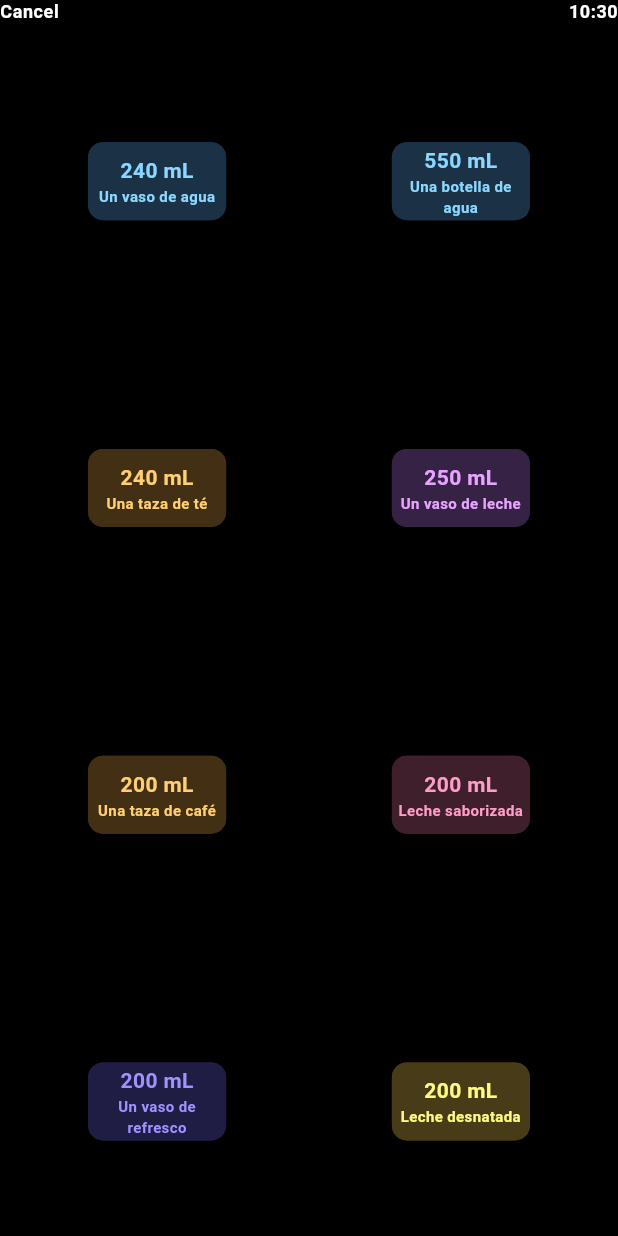
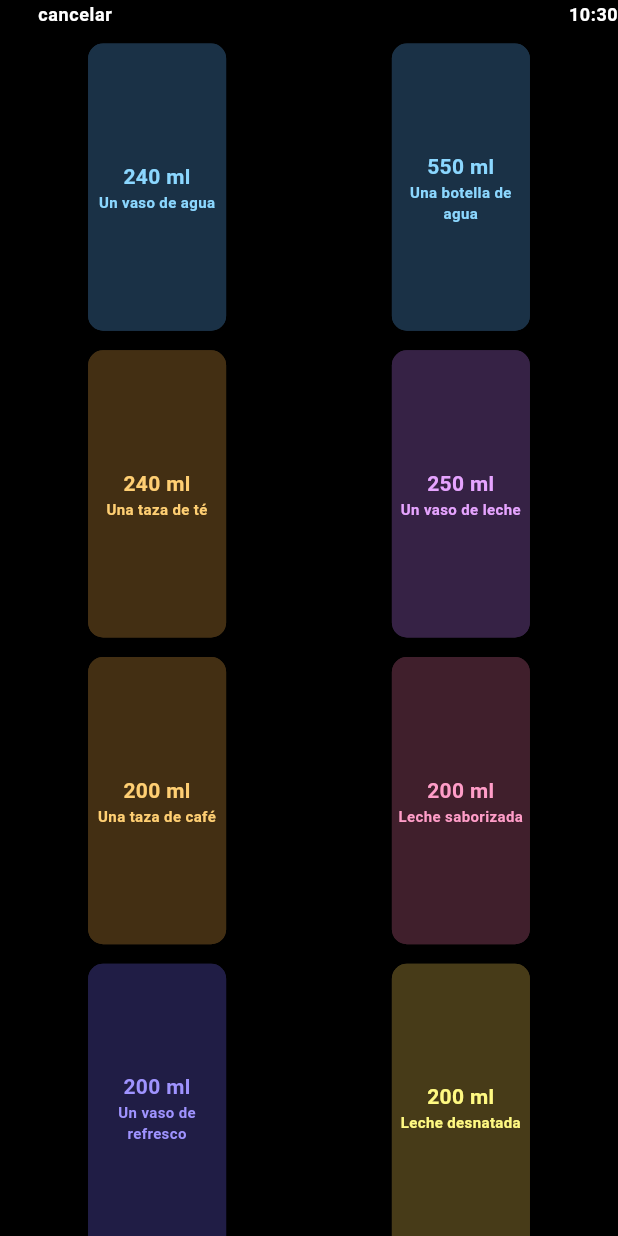
Before and after one commit to MarianaSanchezGonzalez03/water_counter_app, a Flutter app: the screen it shows after launch, after a tap on "Registrar", on a phone screen of 412 x 824 dp. Run offline on Flutter 3.47's test engine with Material 2 defaults, Android fonts, the phone set to English and light mode, and no system bars.

Commit message:
funcionalidad de la app

```diff
--- a/lib/assets/interval_progress_bar.dart
+++ b/lib/assets/interval_progress_bar.dart
@@ -1,7 +1,7 @@
 import 'package:flutter/material.dart';
 
 class IntervalProgressBar extends StatefulWidget {
-  final int value; //Define el valor del agua
+  final double value; //Define el valor del agua
 
   const IntervalProgressBar({Key? key, required this.value}) : super(key: key);
 
@@ -10,6 +10,7 @@ class IntervalProgressBar extends StatefulWidget {
 }
 
 class _IntervalProgressBarState extends State<IntervalProgressBar> {
+  double get value=>widget.value;
    List<Color> darkColors=[
         const Color.fromARGB(255, 22, 45, 67),
         const Color.fromARGB(255, 28, 55, 53),
@@ -49,10 +50,19 @@ class _IntervalProgressBarState extends State<IntervalProgressBar> {
     );
   }
   Widget _bar(){
-    List <Color> actualColors;
+    List <Color> actualColors=[];
     if(widget.value == 0){
       actualColors=darkColors;
     }else{
+      for (int i = 0; i < brightColors.length; i++) {
+        if(10/value <= i.toDouble()){
+          actualColors.add(brightColors[i]);
+        }else{
+          actualColors.add(darkColors[i]);
+        }
+      }
+    }
+    if(value >= 5){
       actualColors=brightColors;
     }
     return Column(
@@ -100,12 +110,14 @@ class _IntervalProgressBarState extends State<IntervalProgressBar> {
   }
   Widget _label(){
     return Column(
+      crossAxisAlignment: CrossAxisAlignment.center,
+      mainAxisAlignment: MainAxisAlignment.center,
       children: [
         const SizedBox(
           height: 30,
         ),
         Text(
-          '1.0',
+          '${value >= 5 ? 5 : value.toStringAsFixed(1)}',
           style: Theme.of(context).textTheme.headlineSmall,
         ),
       ],
--- a/lib/main.dart
+++ b/lib/main.dart
@@ -44,7 +44,7 @@ class MyApp extends StatelessWidget {
         ),
         useMaterial3: true,
       ),
-      home: const StartScreen(),
+      home: const StartScreen(hidratacion: 0,valueWater: 0,),
     );
   }
 }
--- a/lib/screens/drinks_screen.dart
+++ b/lib/screens/drinks_screen.dart
@@ -1,18 +1,22 @@
 import 'package:flutter/material.dart';
 import 'package:intl/intl.dart';
+import 'package:water_counter_app/screens/start_screen.dart';
+
 
 class DrinksScreen extends StatelessWidget{
-   DrinksScreen({Key? key}): super(key: key);
-
+   final double hidratacion;
+  final int valueWater;
+   DrinksScreen({Key? key, required this.hidratacion, required this.valueWater}) : super(key: key);
   final List<dynamic> typesOfDrinks = [
-    ['240 mL', 'Un vaso de agua',     const Color.fromARGB(255, 26, 49, 70), const Color.fromARGB(255, 139, 215, 255)],
-    ['550 mL', 'Una botella de agua', const Color.fromARGB(255, 26, 49, 70), const Color.fromARGB(255, 139, 215, 255)],
-    ['240 mL', 'Una taza de té',      const Color.fromARGB(255, 67, 47, 19), const Color.fromARGB(255, 255, 207, 115)],
-    ['250 mL', 'Un vaso de leche',    const Color.fromARGB(255, 54, 34, 69), const Color.fromARGB(255, 230, 164, 255)],
-    ['200 mL', 'Una taza de café',    const Color.fromARGB(255, 67, 47, 19), const Color.fromARGB(255, 255, 207, 115)],
-    ['200 mL', 'Leche saborizada',    const Color.fromARGB(255, 64, 31, 44), const Color.fromARGB(255, 255, 157, 200)],
-    ['200 mL', 'Un vaso de refresco', const Color.fromARGB(255, 32, 29, 69), const Color.fromARGB(255, 159, 147, 255)],
-    ['200 mL', 'Leche desnatada',     const Color.fromARGB(255, 71, 59, 24), const Color.fromARGB(255, 255, 249, 130)],
+    //water, title, background, color, hidratacion
+    [240, 'Un vaso de agua',     const Color.fromARGB(255, 26, 49, 70), const Color.fromARGB(255, 139, 215, 255), .5],
+    [550, 'Una botella de agua', const Color.fromARGB(255, 26, 49, 70), const Color.fromARGB(255, 139, 215, 255), 1],
+    [240, 'Una taza de té',      const Color.fromARGB(255, 67, 47, 19), const Color.fromARGB(255, 255, 207, 115), .5],
+    [250, 'Un vaso de leche',    const Color.fromARGB(255, 54, 34, 69), const Color.fromARGB(255, 230, 164, 255), .7],
+    [200, 'Una taza de café',    const Color.fromARGB(255, 67, 47, 19), const Color.fromARGB(255, 255, 207, 115), .2],
+    [200, 'Leche saborizada',    const Color.fromARGB(255, 64, 31, 44), const Color.fromARGB(255, 255, 157, 200), .5],
+    [200, 'Un vaso de refresco', const Color.fromARGB(255, 32, 29, 69), const Color.fromARGB(255, 159, 147, 255), .2],
+    [200, 'Leche desnatada',     const Color.fromARGB(255, 71, 59, 24), const Color.fromARGB(255, 255, 249, 130), .3],
   ];
 
 
@@ -20,23 +24,28 @@ class DrinksScreen extends StatelessWidget{
   Widget build(BuildContext context){
     return Scaffold(
       appBar: AppBar(
-        toolbarHeight: 16.0,
+        toolbarHeight: 20,
         leadingWidth: 100,
-        leading: GestureDetector(
-          onTap: () {
-            Navigator.pop(context);
-           },
-          child: Text(
-            'Cancel',
-            style: Theme.of(context).textTheme.bodySmall,
+         leading: ElevatedButton(
+          style: ElevatedButton.styleFrom(
+            backgroundColor: const Color.fromARGB(0, 0, 0, 0),
           ),
-           ),
+            onPressed: () {
+              Navigator.pop(context);
+            },
+            child:
+               Text(
+                "cancelar",
+                style: Theme.of(context).textTheme.bodySmall,
+              )
+          ),
+
            actions: [
             _hour(context),
            ],
       ),
-      body:
-          GridView.count(
+           body:
+            GridView.count(
             primary: false,
             padding: const EdgeInsets.all(5),
             crossAxisSpacing: 3,
@@ -67,14 +76,19 @@ class DrinksScreen extends StatelessWidget{
     );
   }
   Widget _oneCard(BuildContext contex, int type){
+    double newH = hidratacion + typesOfDrinks[type][4];
+    double newVW = valueWater.toDouble() + typesOfDrinks[type][0];
     return GestureDetector(
       onTap: (){
-        Navigator.pop(contex);
+        Navigator.pushAndRemoveUntil(contex, MaterialPageRoute(builder: (contex)=>StartScreen(
+          hidratacion: newH,
+              valueWater: newVW.toInt(),
+            )), (route) => false);
       },
       child: Center(
              child: SizedBox(
                width: 100.0,
-               height: 60.0,
+               //height: 60.0,
                child:
                 Card(
                   elevation: 10.0,
@@ -92,7 +106,7 @@ class DrinksScreen extends StatelessWidget{
                       mainAxisAlignment: MainAxisAlignment.center,
                       children: [
                         Text(
-                          typesOfDrinks[type][0],
+                          '${typesOfDrinks[type][0]} ml',
                           textAlign: TextAlign.center,
                           style:  TextStyle(
                             fontWeight: FontWeight.bold,
@@ -117,12 +131,22 @@ class DrinksScreen extends StatelessWidget{
              );
   }
 }
-    Widget _hour(BuildContext context){
-    //DateTime now = DateTime.now();
+    //Widget _hour(BuildContext context){
+   //return StreamBuilder(
+      //stream: Stream.periodic(const Duration(seconds: 1)),
+      //builder: (context, snapshot) {
+        //return Text(
+        //  DateFormat.Hm().format(DateTime.now()),
+          //style: Theme.of(context).textTheme.bodySmall,
+          //);
+      //},
+    //);
+  //}
+
+  Widget _hour(BuildContext context) {
     String formattedTime = DateFormat.Hm().format(DateTime.now());
     return Text(
       formattedTime,
       style: Theme.of(context).textTheme.bodySmall,
     );
-
   }
--- a/lib/screens/start_screen.dart
+++ b/lib/screens/start_screen.dart
@@ -1,4 +1,3 @@
-
 import 'package:flutter/material.dart';
 import 'package:intl/intl.dart';
 import 'package:water_counter_app/assets/interval_progress_bar.dart';
@@ -6,13 +5,19 @@ import 'package:water_counter_app/screens/drinks_screen.dart';
 
 
 class StartScreen extends StatefulWidget{
-  const StartScreen({Key? key}): super(key:key);
+  final double hidratacion;
+  final int valueWater;
+  const StartScreen({Key? key, required this.hidratacion, required this.valueWater}) : super(key: key);
+  final int totalValue= 2550;
 
   @override
   State<StartScreen> createState() => _StartScreenState();
 }
 
 class _StartScreenState extends State<StartScreen>{
+  get valueWater => widget.valueWater;
+  get totalValue => widget.totalValue;
+  get hidratacion => widget.hidratacion;
 
 
 
@@ -47,31 +52,18 @@ class _StartScreenState extends State<StartScreen>{
 
     );
   }
-  Widget _hour(){
-    String formattedTime = DateFormat.Hm().format(DateTime.now());
-    return Text(
-      formattedTime,
-      style: Theme.of(context).textTheme.bodySmall,
-    );
-
-  }
-  Widget _verticalGap(){
-    return const SizedBox(
-      height: 4.0,
-    );
-  }
    Widget _totalM(){
       return Column(
         children: [
           SizedBox(
             height: 25,
             child: Text(
-                  '0 mL',
+                  valueWater.toString(),
                   style:Theme.of(context).textTheme.headlineSmall,
                   ),
           ),
           Text(
-                  'Faltan 250 mL',
+                  'Faltan ${totalValue - valueWater <= 0 ? 0 : totalValue - valueWater} ml',
                   style: Theme.of(context).textTheme.bodyMedium,
                 ),
         ],
@@ -97,42 +89,36 @@ class _StartScreenState extends State<StartScreen>{
               ),
     );
   }
-
   Widget _percentage(){
     return Column(
+      mainAxisAlignment: MainAxisAlignment.spaceBetween,
       children: [
         SizedBox(
-            height:60,
-            width: 40,
           child: Stack(
             alignment: Alignment.center,
-            children:[
-            const SizedBox(
-              width: 45,
-              height: 45,
-                child: CircularProgressIndicator(
+            children: [
+              CircularProgressIndicator(
                 strokeWidth: 6,
-                value: 0.3,
-                color: Color.fromARGB(255, 62, 139, 236),
-                backgroundColor: Color.fromARGB(255, 17, 50, 74),
-              ),
+                value: valueWater * 100 / totalValue / 100,
+                color: const Color.fromARGB(255, 19, 149, 235),
+                backgroundColor: const Color.fromARGB(58, 88, 88, 88),
               ),
               Text(
-                    '100 %',
-                    style: Theme.of(context).textTheme.bodySmall,
-                    textAlign: TextAlign.center,
-                  ),
-              ],
-        ),
-        ),
-      Text(
-        'Hoy',
+
+                '${valueWater * 100 ~/ totalValue >= 100 ? 100 : valueWater * 100 ~/ totalValue}%',
                 style: Theme.of(context).textTheme.bodySmall,
               ),
             ],
+          )
+        ),
+        Text(
+          DateTime.now().toString().split(' ')[0],
+          style: Theme.of(context).textTheme.bodySmall,
+        )
+      ],
     );
+  }
 
-  }
   Widget _smallDivider(){
     return const VerticalDivider(
         color: Color.fromARGB(255, 51, 51, 51),
@@ -143,11 +129,10 @@ class _StartScreenState extends State<StartScreen>{
     );
 
   }
-
   Widget _hydration(){
     return Column(
       children: [
-       const IntervalProgressBar(value:0),
+       IntervalProgressBar(value: hidratacion),
        // _intervalBar(),
         Text(
           'Hidratación',
@@ -156,12 +141,23 @@ class _StartScreenState extends State<StartScreen>{
       ],
     );
   }
-  // Widget _intervalBar(){
-  //   return Text(
-  //                 '1.0',
-  //                 style: Theme.of(context).textTheme.headlineSmall,
-  //               );
-  // }
+
+
+  Widget _hour(){
+    String formattedTime = DateFormat.Hm().format(DateTime.now());
+    return Text(
+      formattedTime,
+      style: Theme.of(context).textTheme.bodySmall,
+    );
+
+  }
+  Widget _verticalGap(){
+    return const SizedBox(
+      height: 4.0,
+    );
+  }
+
+
   Widget _buttonReg(){
     return Center(
             child: ConstrainedBox(
@@ -173,10 +169,13 @@ class _StartScreenState extends State<StartScreen>{
                 onPressed:() {
                   Navigator.push(
                     context,
-                    MaterialPageRoute(builder: (context) => DrinksScreen()),
+                    MaterialPageRoute(builder: (context) => DrinksScreen(hidratacion: hidratacion,valueWater: valueWater,)),
                   );
                  },
-                child: const Text('Registrar'),
+                child:
+                const Text(
+                  'Registrar',
+                  )
                  ),
             ),
     );
--- a/pubspec.yaml
+++ b/pubspec.yaml
@@ -37,6 +37,7 @@ dependencies:
   cupertino_icons: ^1.0.2
   flutter_intl: ^0.0.1
   intl: ^0.18.1
+  shared_preferences: ^2.2.0
 
 dev_dependencies:
   flutter_test:
@@ -53,6 +54,7 @@ dev_dependencies:
 # following page: https://dart.dev/tools/pub/pubspec
 
 # The following section is specific to Flutter packages.
+
 flutter:
 
   # The following line ensures that the Material Icons font is
```
Lines whose indentation alone changed are shown as unchanged.
